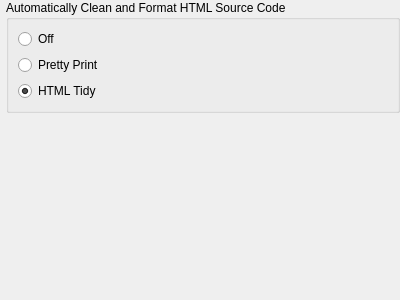
Sigil-Ebook/Sigil, file src/Sigil/Form_Files/PCleanSourceWidget.ui: the form before one commit.
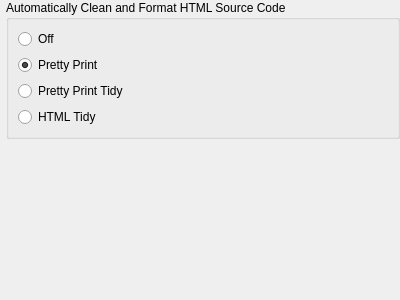
The form after the commit.

Commit message: Integrate new non-destructive pretty printer as an option.

Diff of the .ui file:
```diff
--- a/src/Sigil/Form_Files/PCleanSourceWidget.ui
+++ b/src/Sigil/Form_Files/PCleanSourceWidget.ui
@@ -57,6 +57,16 @@
         <property name="text">
          <string>Pretty Print</string>
         </property>
+        <property name="checked">
+         <bool>true</bool>
+        </property>
+       </widget>
+      </item>
+      <item>
+       <widget class="QRadioButton" name="CleanLevelPrettyPrintTidy">
+        <property name="text">
+         <string>Pretty Print Tidy</string>
+        </property>
        </widget>
       </item>
       <item>
@@ -73,7 +83,7 @@
          <string>HTML Tidy</string>
         </property>
         <property name="checked">
-         <bool>true</bool>
+         <bool>false</bool>
         </property>
        </widget>
       </item>
```
The commit also changes 7 other files.
